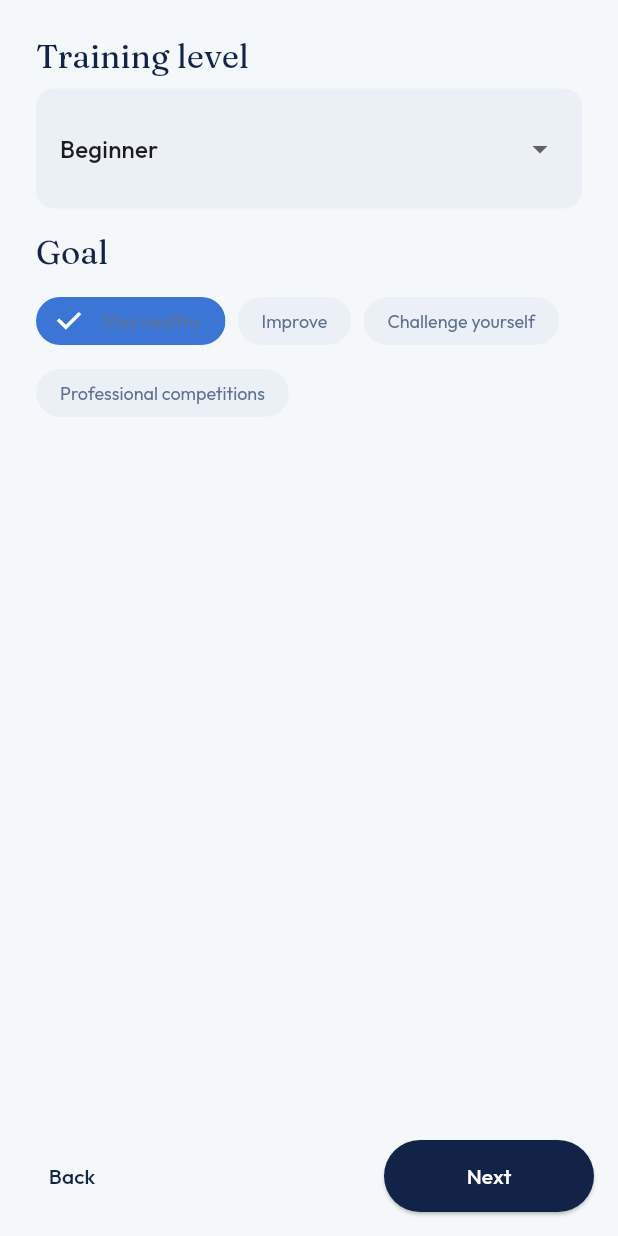
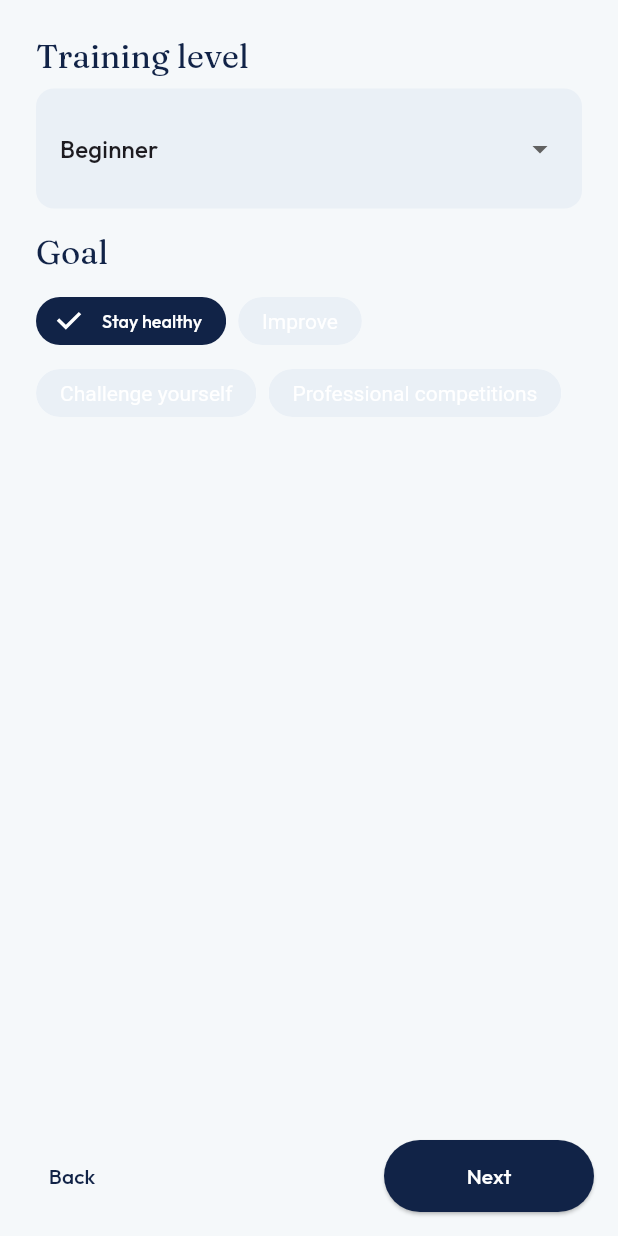
Before and after one commit to CWBC779/soma_connect, a Flutter app: the screen it shows after launch, swiped to page 4, on a phone screen of 412 x 824 dp. Run offline on Flutter 3.47's test engine with Material 3 defaults, Android fonts, the phone set to English and light mode, and no system bars; our stand-ins replace fl_chart, google_fonts, shared_preferences.

Commit message:
Selected chips: white label on the dark fill so text isn't masked
Resolve the chip label style by selection state — white when selected
(navy fill), muted text otherwise.

Co-Authored-By: Claude Fable 5 <noreply@anthropic.com>

```diff
--- a/lib/themes/app_theme.dart
+++ b/lib/themes/app_theme.dart
@@ -170,7 +170,20 @@ class FemoraTheme {
         ),
         chipTheme: ChipThemeData(
           backgroundColor: warmGray,
-          labelStyle: sans(fontSize: 12, color: warmText),
+          selectedColor: rose,
+          checkmarkColor: Colors.white,
+          // Selected chips get a dark (navy) fill, so flip the label to white
+          // when selected; revert to muted text when not.
+          labelStyle: WidgetStateTextStyle.resolveWith((states) {
+            final selected = states.contains(WidgetState.selected);
+            return sans(
+              fontSize: 12,
+              color: selected ? Colors.white : warmText,
+              fontWeight: selected ? FontWeight.w500 : FontWeight.w400,
+            );
+          }),
+          secondaryLabelStyle: sans(
+              fontSize: 12, color: Colors.white, fontWeight: FontWeight.w500),
           padding: const EdgeInsets.symmetric(horizontal: 8, vertical: 2),
           shape: RoundedRectangleBorder(
             borderRadius: BorderRadius.circular(20),
```
